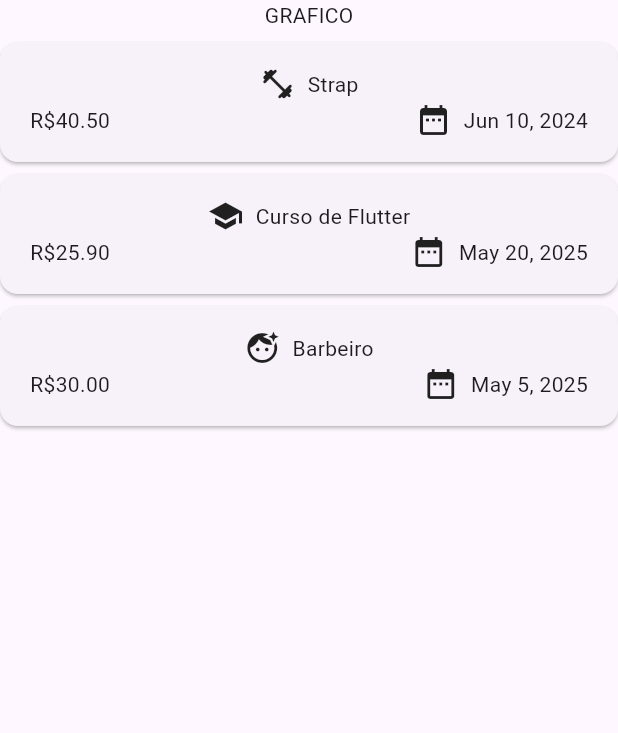
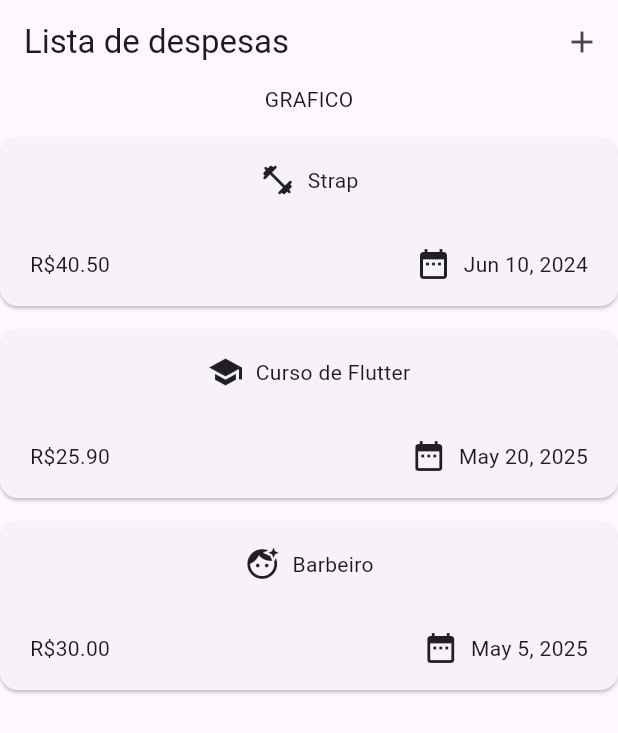
Before and after one commit to Gabrielst27/expense-tracker, a Flutter app: the screen it shows after launch, on a phone screen of 412 x 824 dp. Shown: the top 733 px of the screen. Run offline on Flutter 3.47's test engine with Material 3 defaults, Android fonts, the phone set to English and light mode, and no system bars.

Commit message:
feat: added the toolbar

```diff
--- a/lib/screens/expenses_screen.dart
+++ b/lib/screens/expenses_screen.dart
@@ -15,6 +15,10 @@ class _ExpensesScreenState extends State<ExpensesScreen> {
   @override
   Widget build(BuildContext context) {
     return Scaffold(
+      appBar: AppBar(
+        title: Text('Lista de despesas'),
+        actions: [IconButton(onPressed: () {}, icon: const Icon(Icons.add))],
+      ),
       body: Column(
         children: [
           const Text('GRAFICO'),
--- a/lib/widgets/expenses-list/expense_item.dart
+++ b/lib/widgets/expenses-list/expense_item.dart
@@ -10,7 +10,7 @@ class ExpenseItem extends StatelessWidget {
   @override
   Widget build(BuildContext context) {
     return Card(
-      margin: EdgeInsets.only(top: 8),
+      margin: EdgeInsets.only(top: 16),
       child: Padding(
         padding: const EdgeInsets.symmetric(horizontal: 20, vertical: 16),
         child: Column(
@@ -23,6 +23,7 @@ class ExpenseItem extends StatelessWidget {
                 Text(expense.title),
               ],
             ),
+            SizedBox(height: 32),
             Row(
               children: [
                 Text('R\$${expense.amount.toStringAsFixed(2)}'),
```
